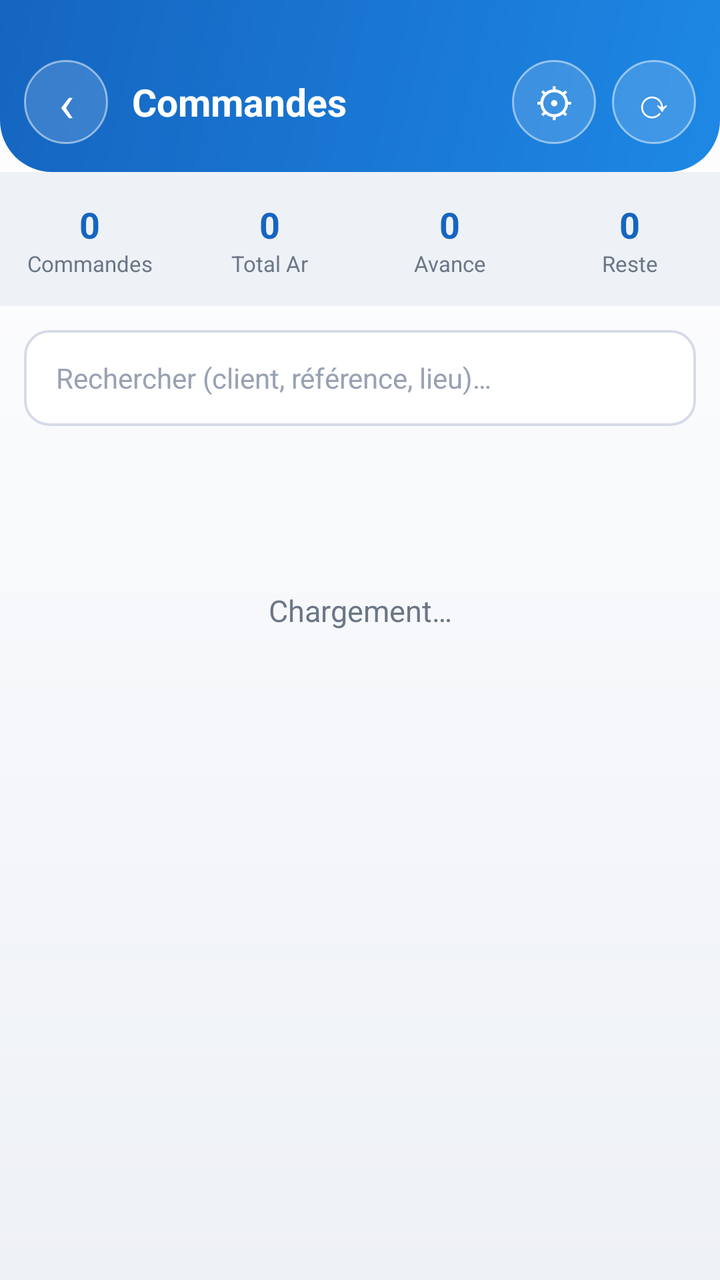
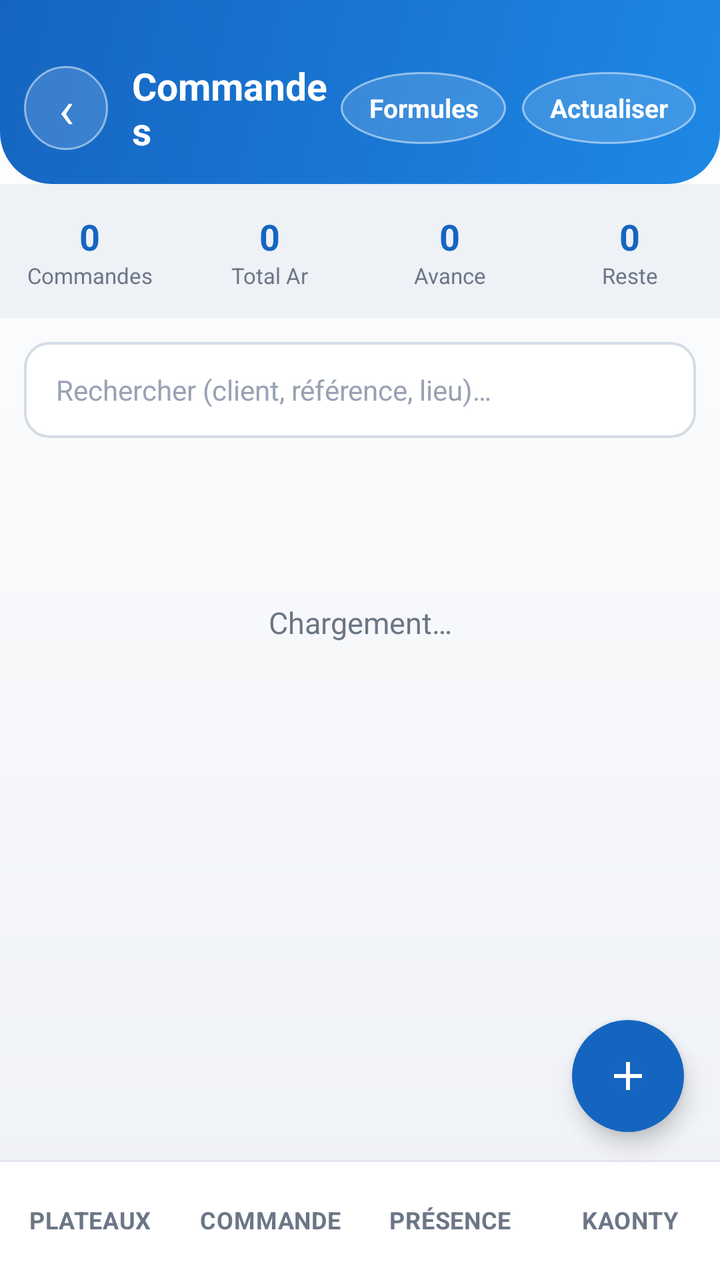

Screens rendered from an Android XML layout before and after an edit, with the pre-edit source and the edit as a unified diff.
<!-- AndroidManifest.xml: application theme Theme.AluManager -->
<!-- res/layout/activity_commande.xml -->
<?xml version="1.0" encoding="utf-8"?>
<LinearLayout xmlns:android="http://schemas.android.com/apk/res/android"
    android:layout_width="match_parent"
    android:layout_height="match_parent"
    android:background="@drawable/bg_space"
    android:orientation="vertical">

    
    <LinearLayout
        android:layout_width="match_parent"
        android:layout_height="wrap_content"
        android:background="@drawable/hero_bg"
        android:gravity="center_vertical"
        android:orientation="horizontal"
        android:paddingHorizontal="12dp"
        android:paddingTop="30dp"
        android:paddingBottom="14dp">

        <TextView
            android:id="@+id/btnBack"
            android:layout_width="42dp"
            android:layout_height="42dp"
            android:background="@drawable/avatar_circle"
            android:gravity="center"
            android:text="‹"
            android:textColor="#FFFFFF"
            android:textSize="26sp" />

        <TextView
            android:layout_width="0dp"
            android:layout_height="wrap_content"
            android:layout_marginStart="12dp"
            android:layout_weight="1"
            android:text="Commandes"
            android:textColor="#FFFFFF"
            android:textSize="19sp"
            android:textStyle="bold" />

        <TextView
            android:id="@+id/btnFormules"
            android:layout_width="42dp"
            android:layout_height="42dp"
            android:layout_marginEnd="8dp"
            android:background="@drawable/avatar_circle"
            android:gravity="center"
            android:text="⚙"
            android:textColor="#FFFFFF"
            android:textSize="20sp" />

        <TextView
            android:id="@+id/btnRefresh"
            android:layout_width="42dp"
            android:layout_height="42dp"
            android:background="@drawable/avatar_circle"
            android:gravity="center"
            android:text="⟳"
            android:textColor="#FFFFFF"
            android:textSize="20sp" />
    </LinearLayout>

    
    <LinearLayout
        android:layout_width="match_parent"
        android:layout_height="wrap_content"
        android:background="#EEF1F6"
        android:orientation="horizontal"
        android:paddingVertical="14dp">

        <LinearLayout style="@style/OStat">
            <TextView android:id="@+id/statNb" style="@style/OStatVal" android:text="0" />
            <TextView style="@style/OStatLbl" android:text="Commandes" />
        </LinearLayout>
        <LinearLayout style="@style/OStat">
            <TextView android:id="@+id/statCA" style="@style/OStatVal" android:text="0" />
            <TextView style="@style/OStatLbl" android:text="Total Ar" />
        </LinearLayout>
        <LinearLayout style="@style/OStat">
            <TextView android:id="@+id/statAv" style="@style/OStatVal" android:text="0" />
            <TextView style="@style/OStatLbl" android:text="Avance" />
        </LinearLayout>
        <LinearLayout style="@style/OStat">
            <TextView android:id="@+id/statRe" style="@style/OStatVal" android:text="0" />
            <TextView style="@style/OStatLbl" android:text="Reste" />
        </LinearLayout>
    </LinearLayout>

    
    <EditText
        android:id="@+id/searchInput"
        android:layout_width="match_parent"
        android:layout_height="48dp"
        android:layout_margin="12dp"
        android:background="@drawable/field_bg"
        android:hint="Rechercher (client, référence, lieu)…"
        android:inputType="text"
        android:paddingHorizontal="16dp"
        android:textColor="#1F2733"
        android:textColorHint="#98A2B3"
        android:textSize="14sp" />

    
    <ScrollView
        android:layout_width="match_parent"
        android:layout_height="0dp"
        android:layout_weight="1"
        android:fillViewport="true"
        android:scrollbars="none">

        <LinearLayout
            android:id="@+id/listContainer"
            android:layout_width="match_parent"
            android:layout_height="wrap_content"
            android:orientation="vertical"
            android:paddingHorizontal="12dp"
            android:paddingBottom="20dp">

            <TextView
                android:id="@+id/emptyState"
                android:layout_width="match_parent"
                android:layout_height="wrap_content"
                android:layout_marginTop="70dp"
                android:gravity="center"
                android:text="Chargement…"
                android:textColor="#6B7686"
                android:textSize="15sp" />
        </LinearLayout>
    </ScrollView>

</LinearLayout>
<!-- resources referenced by this layout -->
<resources>
  <!-- drawable avatar_circle (drawable) -->
  <?xml version="1.0" encoding="utf-8"?>
  <shape xmlns:android="http://schemas.android.com/apk/res/android" android:shape="oval">
      <solid android:color="#26FFFFFF" />
      <stroke android:width="1dp" android:color="#80FFFFFF" />
  </shape>
  <!-- drawable bg_space (drawable) -->
  <?xml version="1.0" encoding="utf-8"?>
  <shape xmlns:android="http://schemas.android.com/apk/res/android" android:shape="rectangle">
      <gradient
          android:angle="270"
          android:startColor="#FFFFFF"
          android:endColor="#EEF1F6" />
  </shape>
  <!-- drawable field_bg (drawable) -->
  <?xml version="1.0" encoding="utf-8"?>
  <shape xmlns:android="http://schemas.android.com/apk/res/android" android:shape="rectangle">
      <solid android:color="#FFFFFF" />
      <corners android:radius="12dp" />
      <stroke android:width="1.3dp" android:color="#D5DBE7" />
  </shape>
  <!-- drawable hero_bg (drawable) -->
  <?xml version="1.0" encoding="utf-8"?>
  <shape xmlns:android="http://schemas.android.com/apk/res/android" android:shape="rectangle">
      <gradient
          android:angle="135"
          android:startColor="#1E88E5"
          android:centerColor="#1976D2"
          android:endColor="#1565C0" />
      <corners
          android:bottomLeftRadius="26dp"
          android:bottomRightRadius="26dp" />
  </shape>
  <style name="OStat">
          <item name="android:layout_width">0dp</item>
          <item name="android:layout_height">wrap_content</item>
          <item name="android:layout_weight">1</item>
          <item name="android:orientation">vertical</item>
          <item name="android:gravity">center</item>
      </style>
  <style name="OStatLbl">
          <item name="android:layout_width">wrap_content</item>
          <item name="android:layout_height">wrap_content</item>
          <item name="android:textColor">@color/text_mu</item>
          <item name="android:textSize">11sp</item>
      </style>
  <style name="OStatVal">
          <item name="android:layout_width">wrap_content</item>
          <item name="android:layout_height">wrap_content</item>
          <item name="android:textColor">#1565C0</item>
          <item name="android:textSize">18sp</item>
          <item name="android:textStyle">bold</item>
      </style>
  <style name="Theme.AluManager" parent="Theme.MaterialComponents.Light.NoActionBar">
          <item name="colorPrimary">@color/neon_violet</item>
          <item name="colorPrimaryVariant">@color/neon_cyan</item>
          <item name="colorOnPrimary">#FFFFFF</item>
          <item name="colorAccent">@color/neon_cyan</item>
          <item name="android:windowBackground">@color/bg_deep</item>
          <item name="android:statusBarColor">@android:color/transparent</item>
          <item name="android:navigationBarColor">@color/bg_deep</item>
          <item name="android:windowLightStatusBar">false</item>
          <item name="android:colorBackground">@color/bg_deep</item>
      </style>
  <color name="text_mu">#6B7686</color>
  <color name="neon_violet">#1565C0</color>
  <color name="neon_cyan">#1E88E5</color>
  <color name="bg_deep">#F4F6F9</color>
</resources>

<!-- the commit's change to res/layout/activity_commande.xml (unified diff, before → after) -->
@@ -1,129 +1,214 @@
+<?xml version="1.0" encoding="utf-8"?>
+<FrameLayout xmlns:android="http://schemas.android.com/apk/res/android"
+    xmlns:app="http://schemas.android.com/apk/res-auto"
+    android:layout_width="match_parent"
+    android:layout_height="match_parent"
+    android:background="@drawable/bg_space">
+
+    <LinearLayout
+        android:layout_width="match_parent"
+        android:layout_height="match_parent"
+        android:orientation="vertical">
+
+        
+        <LinearLayout
+            android:layout_width="match_parent"
+            android:layout_height="wrap_content"
+            android:background="@drawable/hero_bg"
+            android:gravity="center_vertical"
+            android:orientation="horizontal"
+            android:paddingHorizontal="12dp"
+            android:paddingTop="30dp"
+            android:paddingBottom="14dp">
+
+            <TextView
+                android:id="@+id/btnBack"
+                android:layout_width="42dp"
+                android:layout_height="42dp"
+                android:background="@drawable/avatar_circle"
+                android:gravity="center"
+                android:text="‹"
+                android:textColor="#FFFFFF"
+                android:textSize="26sp" />
+
+            <TextView
+                android:layout_width="0dp"
+                android:layout_height="wrap_content"
+                android:layout_marginStart="12dp"
+                android:layout_weight="1"
+                android:text="Commandes"
+                android:textColor="#FFFFFF"
+                android:textSize="19sp"
+                android:textStyle="bold" />
+
+            <TextView
+                android:id="@+id/btnFormules"
+                android:layout_width="wrap_content"
+                android:layout_height="36dp"
+                android:layout_marginEnd="8dp"
+                android:background="@drawable/avatar_circle"
+                android:gravity="center"
+                android:paddingHorizontal="14dp"
+                android:text="Formules"
+                android:textColor="#FFFFFF"
+                android:textSize="13sp"
+                android:textStyle="bold" />
+
+            <TextView
+                android:id="@+id/btnRefresh"
+                android:layout_width="wrap_content"
+                android:layout_height="36dp"
+                android:background="@drawable/avatar_circle"
+                android:gravity="center"
+                android:paddingHorizontal="14dp"
+                android:text="Actualiser"
+                android:textColor="#FFFFFF"
+                android:textSize="13sp"
+                android:textStyle="bold" />
+        </LinearLayout>
+
+        
+        <LinearLayout
+            android:layout_width="match_parent"
+            android:layout_height="wrap_content"
+            android:background="#EEF1F6"
+            android:orientation="horizontal"
+            android:paddingVertical="14dp">
+
+            <LinearLayout style="@style/OStat">
+                <TextView android:id="@+id/statNb" style="@style/OStatVal" android:text="0" />
+                <TextView style="@style/OStatLbl" android:text="Commandes" />
+            </LinearLayout>
+            <LinearLayout style="@style/OStat">
+                <TextView android:id="@+id/statCA" style="@style/OStatVal" android:text="0" />
+                <TextView style="@style/OStatLbl" android:text="Total Ar" />
+            </LinearLayout>
+            <LinearLayout style="@style/OStat">
+                <TextView android:id="@+id/statAv" style="@style/OStatVal" android:text="0" />
+                <TextView style="@style/OStatLbl" android:text="Avance" />
+            </LinearLayout>
+            <LinearLayout style="@style/OStat">
+                <TextView android:id="@+id/statRe" style="@style/OStatVal" android:text="0" />
+                <TextView style="@style/OStatLbl" android:text="Reste" />
+            </LinearLayout>
+        </LinearLayout>
+
+        
+        <EditText
+            android:id="@+id/searchInput"
+            android:layout_width="match_parent"
+            android:layout_height="48dp"
+            android:layout_margin="12dp"
+            android:background="@drawable/field_bg"
+            android:hint="Rechercher (client, référence, lieu)…"
+            android:inputType="text"
+            android:paddingHorizontal="16dp"
+            android:textColor="#1F2733"
+            android:textColorHint="#98A2B3"
+            android:textSize="14sp" />
+
+        
+        <ScrollView
+            android:layout_width="match_parent"
+            android:layout_height="0dp"
+            android:layout_weight="1"
+            android:fillViewport="true"
+            android:scrollbars="none">
+
+            <LinearLayout
+                android:id="@+id/listContainer"
+                android:layout_width="match_parent"
+                android:layout_height="wrap_content"
+                android:orientation="vertical"
+                android:paddingHorizontal="12dp"
+                android:paddingBottom="90dp">
+
+                <TextView
+                    android:id="@+id/emptyState"
+                    android:layout_width="match_parent"
+                    android:layout_height="wrap_content"
+                    android:layout_marginTop="70dp"
+                    android:gravity="center"
+                    android:text="Chargement…"
+                    android:textColor="#6B7686"
+                    android:textSize="15sp" />
+            </LinearLayout>
+        </ScrollView>
+
+        <include layout="@layout/bottom_nav" />
+
+    </LinearLayout>
+
+    
+    <com.google.android.material.floatingactionbutton.FloatingActionButton
+        android:id="@+id/fabAdd"
+        android:layout_width="wrap_content"
+        android:layout_height="wrap_content"
+        android:layout_gravity="bottom|end"
+        android:layout_marginEnd="18dp"
+        android:layout_marginBottom="74dp"
+        android:contentDescription="Ajouter une commande"
+        android:src="@drawable/ic_add"
+        app:backgroundTint="#1565C0"
+        app:borderWidth="0dp"
+        app:elevation="6dp"
+        app:tint="#FFFFFF" />
+
+</FrameLayout>
+<!-- res/layout/bottom_nav.xml (included above) -->
 <?xml version="1.0" encoding="utf-8"?>
 <LinearLayout xmlns:android="http://schemas.android.com/apk/res/android"
+    android:id="@+id/bottomNav"
     android:layout_width="match_parent"
-    android:layout_height="match_parent"
-    android:background="@drawable/bg_space"
-    android:orientation="vertical">
-
-    
-    <LinearLayout
-        android:layout_width="match_parent"
-        android:layout_height="wrap_content"
-        android:background="@drawable/hero_bg"
-        android:gravity="center_vertical"
-        android:orientation="horizontal"
-        android:paddingHorizontal="12dp"
-        android:paddingTop="30dp"
-        android:paddingBottom="14dp">
-
-        <TextView
-            android:id="@+id/btnBack"
-            android:layout_width="42dp"
-            android:layout_height="42dp"
-            android:background="@drawable/avatar_circle"
-            android:gravity="center"
-            android:text="‹"
-            android:textColor="#FFFFFF"
-            android:textSize="26sp" />
-
-        <TextView
-            android:layout_width="0dp"
-            android:layout_height="wrap_content"
-            android:layout_marginStart="12dp"
-            android:layout_weight="1"
-            android:text="Commandes"
-            android:textColor="#FFFFFF"
-            android:textSize="19sp"
-            android:textStyle="bold" />
-
-        <TextView
-            android:id="@+id/btnFormules"
-            android:layout_width="42dp"
-            android:layout_height="42dp"
-            android:layout_marginEnd="8dp"
-            android:background="@drawable/avatar_circle"
-            android:gravity="center"
-            android:text="⚙"
-            android:textColor="#FFFFFF"
-            android:textSize="20sp" />
-
-        <TextView
-            android:id="@+id/btnRefresh"
-            android:layout_width="42dp"
-            android:layout_height="42dp"
-            android:background="@drawable/avatar_circle"
-            android:gravity="center"
-            android:text="⟳"
-            android:textColor="#FFFFFF"
-            android:textSize="20sp" />
-    </LinearLayout>
-
-    
-    <LinearLayout
-        android:layout_width="match_parent"
-        android:layout_height="wrap_content"
-        android:background="#EEF1F6"
-        android:orientation="horizontal"
-        android:paddingVertical="14dp">
-
-        <LinearLayout style="@style/OStat">
-            <TextView android:id="@+id/statNb" style="@style/OStatVal" android:text="0" />
-            <TextView style="@style/OStatLbl" android:text="Commandes" />
-        </LinearLayout>
-        <LinearLayout style="@style/OStat">
-            <TextView android:id="@+id/statCA" style="@style/OStatVal" android:text="0" />
-            <TextView style="@style/OStatLbl" android:text="Total Ar" />
-        </LinearLayout>
-        <LinearLayout style="@style/OStat">
-            <TextView android:id="@+id/statAv" style="@style/OStatVal" android:text="0" />
-            <TextView style="@style/OStatLbl" android:text="Avance" />
-        </LinearLayout>
-        <LinearLayout style="@style/OStat">
-            <TextView android:id="@+id/statRe" style="@style/OStatVal" android:text="0" />
-            <TextView style="@style/OStatLbl" android:text="Reste" />
-        </LinearLayout>
-    </LinearLayout>
-
-    
-    <EditText
-        android:id="@+id/searchInput"
-        android:layout_width="match_parent"
-        android:layout_height="48dp"
-        android:layout_margin="12dp"
-        android:background="@drawable/field_bg"
-        android:hint="Rechercher (client, référence, lieu)…"
-        android:inputType="text"
-        android:paddingHorizontal="16dp"
-        android:textColor="#1F2733"
-        android:textColorHint="#98A2B3"
-        android:textSize="14sp" />
-
-    
-    <ScrollView
-        android:layout_width="match_parent"
-        android:layout_height="0dp"
-        android:layout_weight="1"
-        android:fillViewport="true"
-        android:scrollbars="none">
-
-        <LinearLayout
-            android:id="@+id/listContainer"
-            android:layout_width="match_parent"
-            android:layout_height="wrap_content"
-            android:orientation="vertical"
-            android:paddingHorizontal="12dp"
-            android:paddingBottom="20dp">
-
-            <TextView
-                android:id="@+id/emptyState"
-                android:layout_width="match_parent"
-                android:layout_height="wrap_content"
-                android:layout_marginTop="70dp"
-                android:gravity="center"
-                android:text="Chargement…"
-                android:textColor="#6B7686"
-                android:textSize="15sp" />
-        </LinearLayout>
-    </ScrollView>
-
+    android:layout_height="60dp"
+    android:background="@drawable/bottom_bar_bg"
+    android:orientation="horizontal">
+
+    <TextView
+        android:id="@+id/navPlateaux"
+        android:layout_width="0dp"
+        android:layout_height="match_parent"
+        android:layout_weight="1"
+        android:gravity="center"
+        android:text="PLATEAUX"
+        android:textColor="#6B7686"
+        android:textSize="12sp"
+        android:textStyle="bold"
+        android:letterSpacing="0.02" />
+
+    <TextView
+        android:id="@+id/navCommande"
+        android:layout_width="0dp"
+        android:layout_height="match_parent"
+        android:layout_weight="1"
+        android:gravity="center"
+        android:text="COMMANDE"
+        android:textColor="#6B7686"
+        android:textSize="12sp"
+        android:textStyle="bold"
+        android:letterSpacing="0.02" />
+
+    <TextView
+        android:id="@+id/navPresence"
+        android:layout_width="0dp"
+        android:layout_height="match_parent"
+        android:layout_weight="1"
+        android:gravity="center"
+        android:text="PRÉSENCE"
+        android:textColor="#6B7686"
+        android:textSize="12sp"
+        android:textStyle="bold"
+        android:letterSpacing="0.02" />
+
+    <TextView
+        android:id="@+id/navKaonty"
+        android:layout_width="0dp"
+        android:layout_height="match_parent"
+        android:layout_weight="1"
+        android:gravity="center"
+        android:text="KAONTY"
+        android:textColor="#6B7686"
+        android:textSize="12sp"
+        android:textStyle="bold"
+        android:letterSpacing="0.02" />
 </LinearLayout>
<!-- resource entries referenced after the edit -->
@@ -14,6 +14,20 @@
           android:startColor="#FFFFFF"
           android:endColor="#EEF1F6" />
   </shape>
+  <!-- drawable bottom_bar_bg (drawable) -->
+  <?xml version="1.0" encoding="utf-8"?>
+  <layer-list xmlns:android="http://schemas.android.com/apk/res/android">
+      <item android:gravity="top" android:height="1dp">
+          <shape android:shape="rectangle">
+              <solid android:color="#E2E7EF" />
+          </shape>
+      </item>
+      <item android:top="1dp">
+          <shape android:shape="rectangle">
+              <solid android:color="#FFFFFF" />
+          </shape>
+      </item>
+  </layer-list>
   <!-- drawable field_bg (drawable) -->
   <?xml version="1.0" encoding="utf-8"?>
   <shape xmlns:android="http://schemas.android.com/apk/res/android" android:shape="rectangle">
@@ -33,6 +47,17 @@
           android:bottomLeftRadius="26dp"
           android:bottomRightRadius="26dp" />
   </shape>
+  <!-- drawable ic_add (drawable) -->
+  <?xml version="1.0" encoding="utf-8"?>
+  <vector xmlns:android="http://schemas.android.com/apk/res/android"
+      android:width="24dp"
+      android:height="24dp"
+      android:viewportWidth="24"
+      android:viewportHeight="24">
+      <path
+          android:fillColor="#FFFFFF"
+          android:pathData="M11,5 h2 v6 h6 v2 h-6 v6 h-2 v-6 h-6 v-2 h6 z" />
+  </vector>
   <style name="OStat">
           <item name="android:layout_width">0dp</item>
           <item name="android:layout_height">wrap_content</item>
